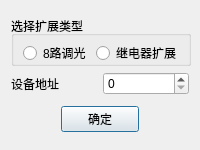
This is Config_Tool/app/app_sel_extend.ui in kepler-444b/AODSN_Config_Tool as Qt 5 draws it before an edit. The edited form follows.
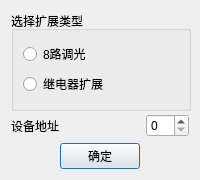
This is the edited form.

```diff
--- a/Config_Tool/app/app_sel_extend.ui
+++ b/Config_Tool/app/app_sel_extend.ui
@@ -7,91 +7,41 @@
     <x>0</x>
     <y>0</y>
     <width>200</width>
-    <height>150</height>
+    <height>180</height>
    </rect>
   </property>
   <property name="minimumSize">
    <size>
     <width>200</width>
-    <height>150</height>
+    <height>180</height>
    </size>
   </property>
   <property name="maximumSize">
    <size>
     <width>200</width>
-    <height>150</height>
+    <height>180</height>
    </size>
   </property>
   <property name="windowTitle">
    <string>Dialog</string>
   </property>
+  <layout class="QGridLayout" name="gridLayout_3">
+   <item row="1" column="0">
   <layout class="QGridLayout" name="gridLayout_2">
-   <item row="0" column="0" colspan="3">
-    <layout class="QGridLayout" name="gridLayout">
      <item row="0" column="0" colspan="2">
-      <widget class="QGroupBox" name="sel_dev">
-       <property name="minimumSize">
-        <size>
-         <width>180</width>
-         <height>50</height>
-        </size>
-       </property>
-       <property name="maximumSize">
-        <size>
-         <width>180</width>
-         <height>50</height>
-        </size>
-       </property>
-       <property name="styleSheet">
-        <string notr="true"/>
-       </property>
-       <property name="title">
-        <string>选择扩展类型</string>
-       </property>
-       <widget class="QRadioButton" name="led_ex">
-        <property name="geometry">
-         <rect>
-          <x>12</x>
-          <y>29</y>
-          <width>67</width>
-          <height>16</height>
-         </rect>
-        </property>
-        <property name="text">
-         <string>8路调光</string>
-        </property>
-       </widget>
-       <widget class="QRadioButton" name="relay_ex">
-        <property name="geometry">
-         <rect>
-          <x>85</x>
-          <y>29</y>
-          <width>83</width>
-          <height>16</height>
-         </rect>
-        </property>
-        <property name="text">
-         <string>继电器扩展</string>
-        </property>
-       </widget>
-      </widget>
-     </item>
-     <item row="1" column="0">
       <widget class="QLabel" name="label">
        <property name="text">
         <string>设备地址</string>
        </property>
       </widget>
      </item>
-     <item row="1" column="1">
+     <item row="0" column="2">
       <widget class="QSpinBox" name="set_addr">
        <property name="maximum">
         <number>99</number>
        </property>
       </widget>
      </item>
-    </layout>
-   </item>
    <item row="1" column="0">
     <spacer name="horizontalSpacer">
      <property name="orientation">
@@ -99,8 +49,8 @@
      </property>
      <property name="sizeHint" stdset="0">
       <size>
-       <width>45</width>
-       <height>20</height>
+         <width>42</width>
+         <height>17</height>
       </size>
      </property>
     </spacer>
@@ -119,11 +69,55 @@
      </property>
      <property name="sizeHint" stdset="0">
       <size>
-       <width>44</width>
-       <height>20</height>
+         <width>41</width>
+         <height>17</height>
       </size>
      </property>
     </spacer>
+     </item>
+    </layout>
+   </item>
+   <item row="0" column="0">
+    <widget class="QGroupBox" name="sel_dev">
+     <property name="minimumSize">
+      <size>
+       <width>180</width>
+       <height>100</height>
+      </size>
+     </property>
+     <property name="maximumSize">
+      <size>
+       <width>180</width>
+       <height>100</height>
+      </size>
+     </property>
+     <property name="styleSheet">
+      <string notr="true"/>
+     </property>
+     <property name="title">
+      <string>选择扩展类型</string>
+     </property>
+     <layout class="QGridLayout" name="gridLayout">
+      <item row="0" column="0">
+       <layout class="QVBoxLayout" name="verticalLayout">
+        <item>
+         <widget class="QRadioButton" name="led_ex">
+          <property name="text">
+           <string>8路调光</string>
+          </property>
+         </widget>
+        </item>
+        <item>
+         <widget class="QRadioButton" name="relay_ex">
+          <property name="text">
+           <string>继电器扩展</string>
+          </property>
+         </widget>
+        </item>
+       </layout>
+      </item>
+     </layout>
+    </widget>
    </item>
   </layout>
  </widget>
```
Left out of the diff: 4 changed lines with no effect on the pictures. Lines whose indentation alone changed are shown as unchanged.
